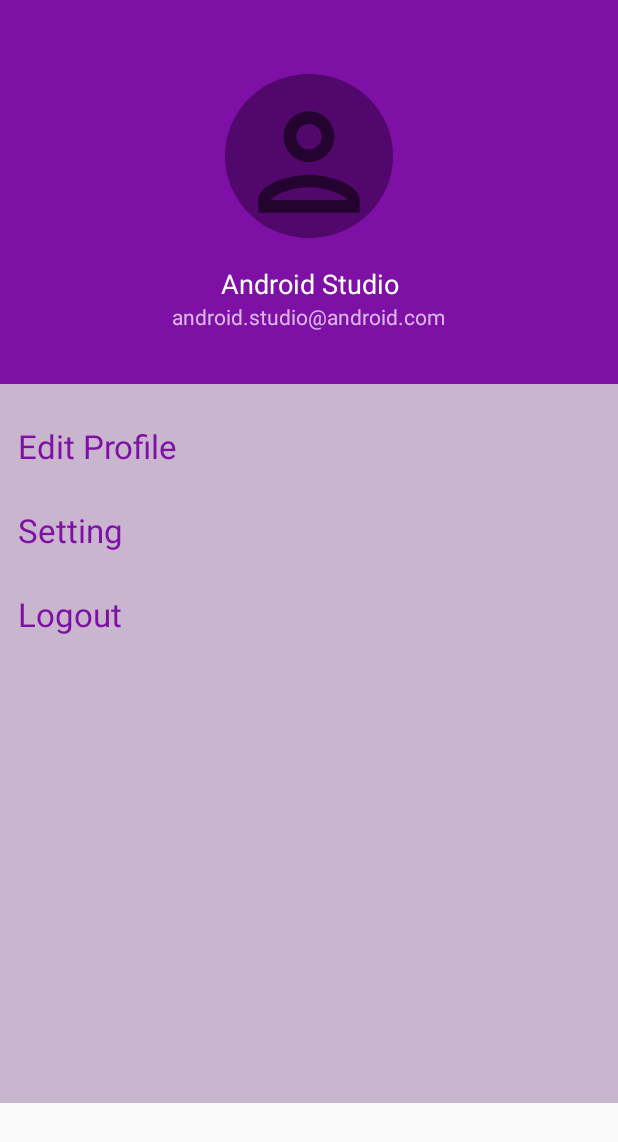
After one commit to gabrielgnr/Project-Aplikasi-Kesehatan, an Android app: the layout navbar_drawer.xml on its own in the app's theme, with its tools: preview values and no code run, on a phone screen of 412 x 824 dp. The commit adds this screen. Shown: the top 1142 px of the screen. Run offline under Robolectric (Android 15) with nearby library versions, the phone set to English and light mode, and no system bars.

Commit message:
Mencoba menggunakan navbar sendiri

```diff
--- a/app/build.gradle
+++ b/app/build.gradle
@@ -60,6 +60,7 @@
     implementation 'androidx.lifecycle:lifecycle-viewmodel-ktx:2.2.0'
     implementation 'androidx.navigation:navigation-fragment-ktx:2.3.1'
     implementation 'androidx.navigation:navigation-ui-ktx:2.3.1'
+    implementation 'androidx.coordinatorlayout:coordinatorlayout:1.1.0'
     testImplementation 'junit:junit:4.13.1'
     androidTestImplementation 'androidx.test.ext:junit:1.1.2'
     androidTestImplementation 'androidx.test.espresso:espresso-core:3.3.0'
--- a/app/src/main/java/com/vadia/aplikasikesehatanmental/SignUpActivity.kt
+++ b/app/src/main/java/com/vadia/aplikasikesehatanmental/SignUpActivity.kt
@@ -40,6 +40,11 @@
     }
 
     private fun initUI() {
+
+        click_here.setOnClickListener{
+            val intent = Intent(this, LoginActivity::class.java)
+            startActivity(intent)
+        }
 
     register.setOnClickListener {
         val fullName=fullname.text.toString()
--- /dev/null
+++ b/app/src/main/res/drawable/sidebar.xml
@@ -0,0 +1,24 @@
+<?xml version="1.0" encoding="utf-8"?>
+<vector
+    xmlns:android="http://schemas.android.com/apk/res/android"
+    xmlns:aapt="http://schemas.android.com/aapt"
+    android:width="276dp"
+    android:height="479dp"
+    android:viewportWidth="276"
+    android:viewportHeight="479"
+    >
+
+    <group>
+
+        <clip-path
+            android:pathData="M0 0H276V479H0V0Z"
+            />
+
+        <path
+            android:pathData="M0 0V479H276V0"
+            android:fillColor="#C9B5CE"
+            />
+
+    </group>
+
+</vector>
--- a/app/src/main/res/layout/content_main.xml
+++ b/app/src/main/res/layout/content_main.xml
@@ -7,7 +7,7 @@
     app:layout_behavior="@string/appbar_scrolling_view_behavior"
     tools:showIn="@layout/app_bar_main">
 
-   <!-- <fragment
+   <!--<fragment
         android:id="@+id/nav_host_fragment"
         android:name="androidx.navigation.fragment.NavHostFragment"
         android:layout_width="match_parent"
@@ -18,8 +18,7 @@
         app:layout_constraintLeft_toLeftOf="parent"
         app:layout_constraintRight_toRightOf="parent"
         app:layout_constraintTop_toTopOf="parent"
-        app:navGraph="@navigation/mobile_navigation" >-->
-
+        app:navGraph="@navigation/mobile_navigation" />-->
 
     <View
         android:id="@+id/daftar_konseling"
--- a/app/src/main/res/layout/nav_header_main.xml
+++ b/app/src/main/res/layout/nav_header_main.xml
@@ -34,4 +34,6 @@
         android:layout_width="wrap_content"
         android:layout_height="wrap_content"
         android:text="@string/nav_header_subtitle" />
+
+
 </LinearLayout>
--- /dev/null
+++ b/app/src/main/res/layout/navbar_drawer.xml
@@ -0,0 +1,108 @@
+<?xml version="1.0" encoding="utf-8"?>
+<LinearLayout xmlns:android="http://schemas.android.com/apk/res/android"
+    xmlns:app="http://schemas.android.com/apk/res-auto"
+    android:layout_width="match_parent"
+    android:layout_height="match_parent"
+    android:orientation="vertical">
+
+    <LinearLayout
+        android:id="@+id/main_layout"
+        android:layout_width="match_parent"
+        android:layout_height="@dimen/nav_header_height"
+        android:background="@drawable/side_nav_bar"
+        android:gravity="center|bottom"
+        android:orientation="vertical"
+        android:paddingLeft="@dimen/activity_horizontal_margin"
+        android:paddingTop="@dimen/activity_vertical_margin"
+        android:paddingRight="@dimen/activity_horizontal_margin"
+        android:paddingBottom="@dimen/activity_vertical_margin"
+        android:theme="@style/ThemeOverlay.AppCompat.Dark">
+
+        <ImageView
+            android:id="@+id/imageView"
+            android:layout_width="wrap_content"
+            android:layout_height="wrap_content"
+            android:layout_gravity="center"
+            android:background="@drawable/circle_profile"
+            android:contentDescription="@string/nav_header_desc"
+            android:paddingTop="@dimen/nav_header_vertical_spacing"
+            android:src="@drawable/person_icon" />
+
+        <TextView
+        android:layout_width="match_parent"
+        android:layout_height="wrap_content"
+        android:layout_marginTop="10dp"
+        android:paddingTop="@dimen/nav_header_vertical_spacing"
+        android:text="@string/nav_header_title"
+        android:gravity="center"
+        android:textSize="8pt"
+        android:textAppearance="@style/TextAppearance.AppCompat.Body1" />
+
+    <TextView
+        android:id="@+id/textView"
+        android:layout_width="wrap_content"
+        android:layout_height="wrap_content"
+        android:text="@string/nav_header_subtitle" />
+    </LinearLayout>
+
+    <LinearLayout
+        android:layout_width="match_parent"
+        android:layout_height="wrap_content"
+        android:background="@drawable/sidebar"
+        android:orientation="vertical">
+
+        <LinearLayout
+            android:id="@+id/nav_edit"
+            android:layout_width="match_parent"
+            android:layout_height="wrap_content"
+            android:layout_gravity="start"
+            android:layout_marginStart="12dp"
+            android:layout_marginTop="12pt"
+            android:orientation="horizontal">
+
+            <TextView
+                android:layout_width="wrap_content"
+                android:layout_height="wrap_content"
+                android:layout_gravity="start"
+                android:text="Edit Profile"
+                android:textColor="#7F10A6"
+                android:textSize="10pt" />
+
+        </LinearLayout>
+
+        <LinearLayout
+            android:id="@+id/nav_setting"
+            android:layout_width="match_parent"
+            android:layout_height="wrap_content"
+            android:layout_gravity="start"
+            android:layout_marginStart="12dp"
+            android:layout_marginTop="12pt"
+            android:orientation="horizontal">
+
+            <TextView
+                android:layout_width="wrap_content"
+                android:layout_height="wrap_content"
+                android:layout_gravity="start"
+                android:text="Setting"
+                android:textColor="#7F10A6"
+                android:textSize="10pt" />
+        </LinearLayout>
+
+        <LinearLayout
+            android:id="@+id/nav_logout"
+            android:layout_width="match_parent"
+            android:layout_height="wrap_content"
+            android:layout_gravity="start"
+            android:layout_marginStart="12dp"
+            android:layout_marginTop="12pt"
+            android:orientation="horizontal">
+            <TextView
+                android:layout_width="wrap_content"
+                android:layout_height="wrap_content"
+                android:layout_gravity="start"
+                android:text="Logout"
+                android:textColor="#7F10A6"
+                android:textSize="10pt" />
+        </LinearLayout>
+    </LinearLayout>
+</LinearLayout>
```
Also changed, not shown: app/src/main/java/com/vadia/aplikasikesehatanmental/HomeActivityPasien.kt (+53 -0 lines), app/src/main/java/com/vadia/aplikasikesehatanmental/MenuActivity.kt (+9 -7 lines), app/src/main/res/layout/activity_home_pasien.xml (+10 -55 lines), app/src/main/res/layout/app_bar_main.xml (+18 -20 lines), app/src/main/res/layout/toolbar_pasien.xml (added, +63 -0 lines), 27 other files.
